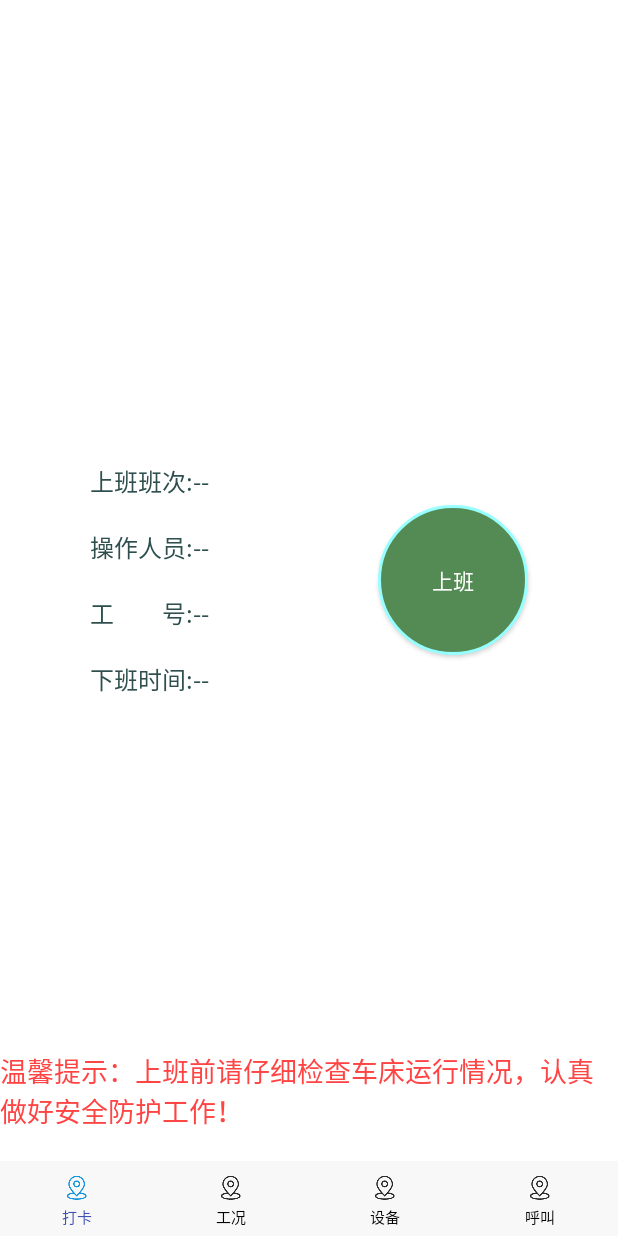
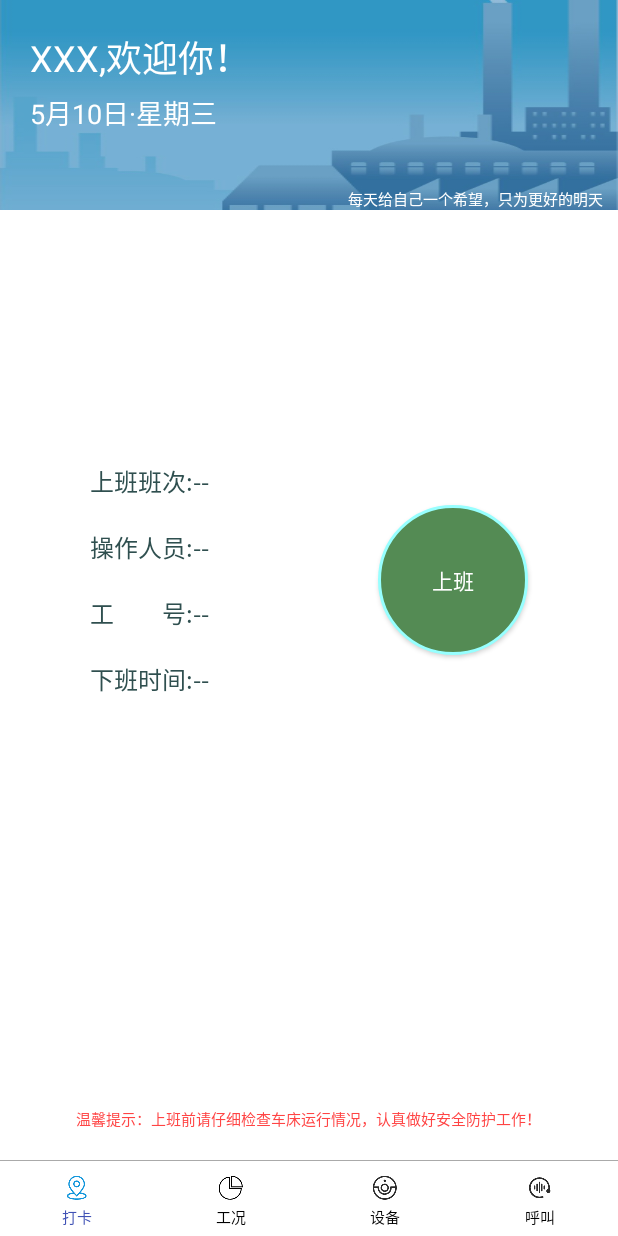
Before and after one commit to wintonBy/SmartFactoryPad, an Android app: the screen it shows after launch (IndexActivity), on a phone screen of 412 x 824 dp. Run offline under Robolectric (Android 15) with nearby library versions, the phone set to English and light mode, and no system bars; our stand-ins replace ButterKnife; libraries missing offline, so code that uses them is left out: com.blankj.utilcode, com.uuzuche.lib_zxing; 2 statements that could not run were skipped.

Commit message:
页面改版

```diff
--- a/app/build.gradle
+++ b/app/build.gradle
@@ -54,8 +54,8 @@ dependencies {
     /*工具类*/
     implementation 'com.blankj:utilcode:1.16.1'
     compile "org.jetbrains.kotlin:kotlin-stdlib-jdk7:$kotlin_version"
-
-    implementation 'com.github.glomadrian:CodeInput:1.1@aar'
+    /*二维码扫描库*/
+    compile 'cn.yipianfengye.android:zxing-library:2.2'
 
 }
 repositories {
--- a/app/src/main/java/com/af/smartfactorypad/MyApplication.java
+++ b/app/src/main/java/com/af/smartfactorypad/MyApplication.java
@@ -6,6 +6,7 @@ import android.support.annotation.NonNull;
 
 import com.af.smartfactorypad.aspectj.annotation.DebugTrace;
 import com.blankj.utilcode.util.Utils;
+import com.uuzuche.lib_zxing.activity.ZXingLibrary;
 
 import java.lang.ref.WeakReference;
 import java.util.ArrayList;
@@ -27,7 +28,7 @@ public class MyApplication extends Application {
         super.onCreate();
         INSTANCE = this;
         initUtils();
-
+        ZXingLibrary.initDisplayOpinion(this);
     }
 
     /**
--- /dev/null
+++ b/app/src/main/res/drawable/index_bt2_bg.xml
@@ -0,0 +1,7 @@
+<?xml version="1.0" encoding="utf-8"?>
+<selector xmlns:android="http://schemas.android.com/apk/res/android"
+    >
+    <item android:state_checked="true" android:drawable="@mipmap/ic_device_check"/>
+    <item android:drawable="@mipmap/ic_device"/>
+
+</selector>
--- /dev/null
+++ b/app/src/main/res/drawable/index_bt3_bg.xml
@@ -0,0 +1,7 @@
+<?xml version="1.0" encoding="utf-8"?>
+<selector xmlns:android="http://schemas.android.com/apk/res/android"
+    >
+    <item android:state_checked="true" android:drawable="@mipmap/ic_call_check"/>
+    <item android:drawable="@mipmap/ic_call"/>
+
+</selector>
--- a/app/src/main/res/layout/act_index.xml
+++ b/app/src/main/res/layout/act_index.xml
@@ -10,8 +10,12 @@
         android:layout_weight="1"
         android:layout_width="match_parent"
         android:layout_height="0dp"></FrameLayout>
-
+    <View
+        android:background="@android:color/darker_gray"
+        android:layout_width="match_parent"
+        android:layout_height="1px"/>
     <RadioGroup
+        android:background="@android:color/white"
         android:id="@+id/rg"
         android:layout_width="match_parent"
         android:layout_height="50dp"
@@ -26,19 +30,19 @@
         <RadioButton
             android:id="@+id/rb_work"
             style="@style/IndexBT"
-            android:drawableTop="@drawable/index_bt0_bg"
+            android:drawableTop="@drawable/index_bt1_bg"
             android:text="@string/work_data" />
 
         <RadioButton
             android:id="@+id/rb_device"
             style="@style/IndexBT"
-            android:drawableTop="@drawable/index_bt0_bg"
+            android:drawableTop="@drawable/index_bt2_bg"
             android:text="@string/device" />
 
         <RadioButton
             android:id="@+id/rb_call"
             style="@style/IndexBT"
-            android:drawableTop="@drawable/index_bt0_bg"
+            android:drawableTop="@drawable/index_bt3_bg"
             android:text="@string/call" />
 
     </RadioGroup>
--- a/app/src/main/res/layout/frag_signin.xml
+++ b/app/src/main/res/layout/frag_signin.xml
@@ -4,6 +4,42 @@
     android:background="@android:color/white"
     android:layout_width="match_parent"
     android:layout_height="match_parent">
+    <RelativeLayout
+        android:paddingLeft="20dp"
+        android:paddingTop="20dp"
+        android:paddingRight="10dp"
+        android:background="@mipmap/img_detail"
+        android:layout_width="match_parent"
+        android:layout_height="140dp">
+        <TextView
+            android:id="@+id/page_name"
+            android:textSize="@dimen/text_x_big"
+            android:textColor="@android:color/white"
+            android:text="XXX,欢迎你！"
+            android:layout_width="wrap_content"
+            android:layout_height="wrap_content" />
+
+        <TextView
+            android:layout_marginTop="5dp"
+            android:textSize="@dimen/text_x_normal"
+            android:textColor="@android:color/white"
+            android:layout_below="@+id/page_name"
+            android:text="5月10日·星期三"
+            android:id="@+id/tv_today"
+            android:layout_width="wrap_content"
+            android:layout_height="wrap_content" />
+
+        <TextView
+            android:layout_alignParentRight="true"
+            android:layout_alignParentBottom="true"
+            android:textSize="@dimen/text_small"
+            android:textColor="@android:color/white"
+            android:text="每天给自己一个希望，只为更好的明天"
+            android:layout_width="wrap_content"
+            android:layout_height="wrap_content" />
+
+    </RelativeLayout>
+
     <LinearLayout
         android:layout_centerVertical="true"
         android:orientation="vertical"
@@ -58,7 +94,7 @@
 
     <TextView
         android:layout_marginBottom="20dp"
-        android:textSize="@dimen/text_x_normal"
+        android:textSize="@dimen/text_small"
         android:id="@+id/tv_sign_tip"
         android:textColor="@android:color/holo_red_light"
         android:text="@string/sign_tip"
--- a/app/src/main/res/values/strings.xml
+++ b/app/src/main/res/values/strings.xml
@@ -1,5 +1,6 @@
 <resources>
     <string name="app_name">LKT智能工厂</string>
+    <string name="app_slogan">专注，成就品质</string>
 
     <string name="sign_in">打卡</string>
     <string name="work_data">工况</string>
```
Also changed, not shown: app/src/main/java/com/af/smartfactorypad/ui/activity/ScanActivity.java (added, +25 -0 lines), app/src/main/res/drawable/index_bt1_bg.xml (+2 -12 lines), app/src/main/res/layout/act_scan.xml (added, +25 -0 lines), app/src/main/res/layout/act_splash.xml (+8 -5 lines), app/src/main/res/layout/frag_call_service.xml (+1 -24 lines), app/src/main/res/mipmap-xxhdpi/ic_call.png (added), app/src/main/res/mipmap-xxhdpi/ic_call_check.png (added), app/src/main/res/mipmap-xxhdpi/ic_data.png (added), app/src/main/res/mipmap-xxhdpi/ic_data_check.png (added), app/src/main/res/mipmap-xxhdpi/ic_device.png (added), app/src/main/res/mipmap-xxhdpi/ic_device_check.png (added), app/src/main/res/mipmap-xxhdpi/img_detail.jpg (added).
